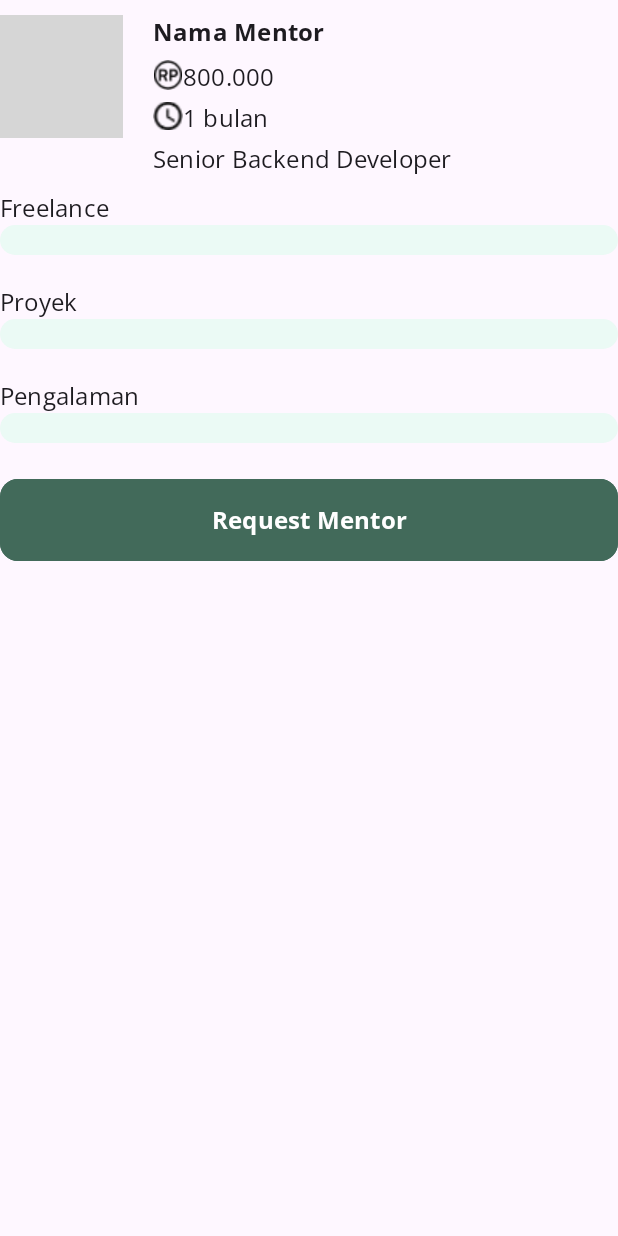
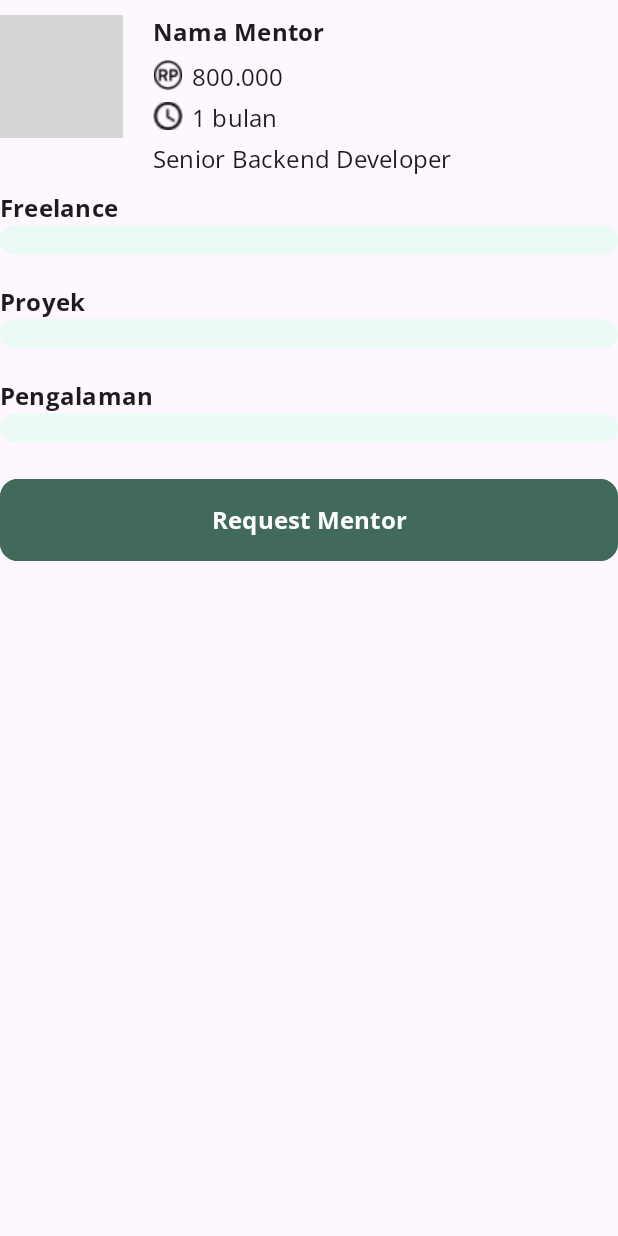
Before and after one commit to Breel-capstone/breel-android, an Android app: the layout fragment_mentorprofile_temp.xml on its own in the app's theme, with its tools: preview values and no code run, on a phone screen of 412 x 824 dp. Run offline under Robolectric (Android 15) with nearby library versions, the light colour scheme and no system bars; grey boxes are pictures that could not be loaded.

Commit message:
[UPDATE] edit font style

```diff
--- a/app/src/main/res/layout/fragment_mentorprofile_temp.xml
+++ b/app/src/main/res/layout/fragment_mentorprofile_temp.xml
@@ -53,7 +53,8 @@
                 android:layout_alignBottom="@+id/iv_rp"
                 android:layout_toEndOf="@+id/iv_rp"
                 android:text="800.000"
-                android:textAppearance="@style/TextAppearance.Breel.TitleMedium" />
+                android:textAppearance="@style/TextAppearance.Breel.TitleMedium"
+                android:layout_marginStart="6dp"/>
 
             <ImageView
                 android:id="@+id/iv_clock"
@@ -72,6 +73,7 @@
                 android:layout_alignBottom="@+id/iv_clock"
                 android:layout_toEndOf="@+id/iv_clock"
                 android:text="1 bulan"
+                android:layout_marginStart="6dp"
                 android:textAppearance="@style/TextAppearance.Breel.TitleMedium" />
 
             <TextView
@@ -88,6 +90,7 @@
 
         <TextView
             android:textAppearance="@style/TextAppearance.Breel.TitleMedium"
+            android:textStyle="bold"
             android:layout_width="wrap_content"
             android:layout_height="wrap_content"
             android:text="Freelance" />
@@ -100,6 +103,7 @@
 
         <TextView
             android:textAppearance="@style/TextAppearance.Breel.TitleMedium"
+            android:textStyle="bold"
             android:layout_width="wrap_content"
             android:layout_height="wrap_content"
             android:text="Proyek" />
@@ -112,6 +116,7 @@
 
         <TextView
             android:textAppearance="@style/TextAppearance.Breel.TitleMedium"
+            android:textStyle="bold"
             android:layout_width="wrap_content"
             android:layout_height="wrap_content"
             android:text="Pengalaman" />
```
